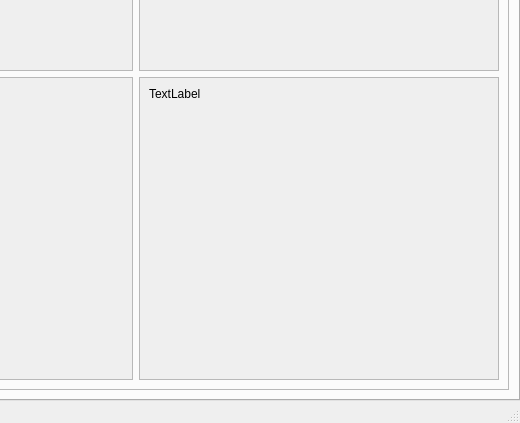
Before: the Qt Designer form qt/NetworkEdit/main.ui in Ayamur0/EpidemicsSimulator, drawn with Qt 5; both pictures show x 760 to 1280 and y 297 to 720 of the 1280 by 720 pixel window.
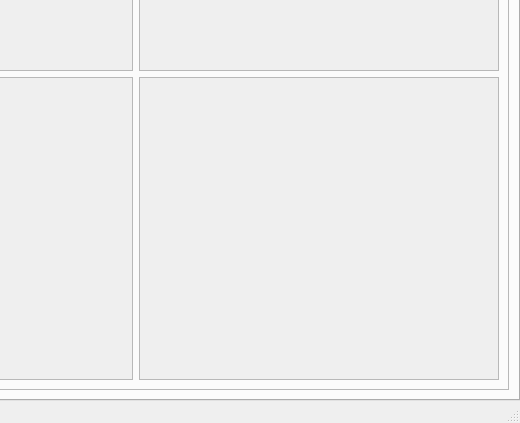
After: the same form once the commit is applied.

Commit message: Created rough colour scheme. Added Create and Save buttons (without functionality).

```diff
--- a/qt/NetworkEdit/main.ui
+++ b/qt/NetworkEdit/main.ui
@@ -13,6 +13,9 @@
   <property name="windowTitle">
    <string>MainWindow</string>
   </property>
+  <property name="styleSheet">
+   <string notr="true"/>
+  </property>
   <widget class="QWidget" name="centralwidget">
    <property name="locale">
     <locale language="English" country="UnitedStates"/>
@@ -240,6 +243,9 @@
                <verstretch>0</verstretch>
               </sizepolicy>
              </property>
+             <property name="styleSheet">
+              <string notr="true"/>
+             </property>
              <property name="widgetResizable">
               <bool>true</bool>
              </property>
@@ -248,19 +254,11 @@
                <rect>
                 <x>0</x>
                 <y>0</y>
-                <width>353</width>
-                <height>291</height>
+                <width>357</width>
+                <height>301</height>
                </rect>
               </property>
-              <layout class="QFormLayout" name="formLayout_2">
-               <item row="0" column="0">
-                <widget class="QLabel" name="label_2">
-                 <property name="text">
-                  <string>TextLabel</string>
-                 </property>
-                </widget>
-               </item>
-              </layout>
+              <layout class="QFormLayout" name="formLayout_2"/>
              </widget>
             </widget>
            </item>
```
Left out of the diff: 54 changed lines with no effect on the pictures. The commit also changes 5 other files.
